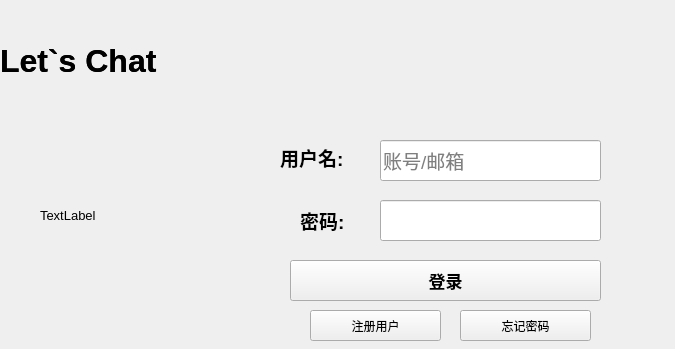
Before: the Qt Designer form client/loginWindow/userLogin.ui in A-Yu-cn/sqq, drawn with Qt 5.
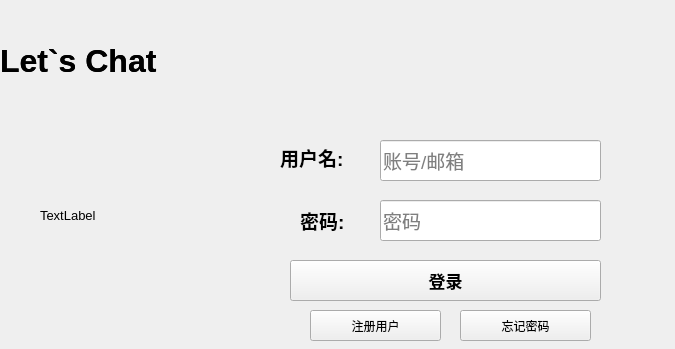
After: the same form once the commit is applied.

Commit message: 修改登录页面样式

Patch:
```diff
--- a/client/loginWindow/userLogin.ui
+++ b/client/loginWindow/userLogin.ui
@@ -118,6 +118,9 @@
      <pointsize>14</pointsize>
     </font>
    </property>
+   <property name="placeholderText">
+    <string>密码</string>
+   </property>
   </widget>
   <widget class="QLineEdit" name="usernameLineEdit">
    <property name="geometry">
```
Left out of the diff: 12 changed lines with no effect on the pictures. The commit also changes 2 other files.
